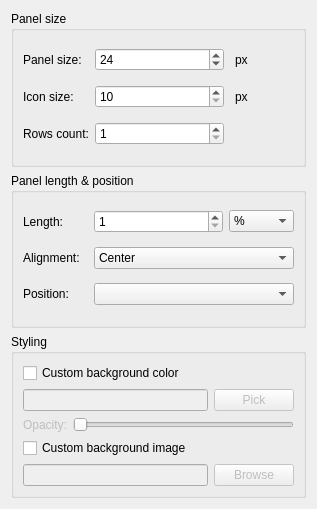
Above: panel/config/configpaneldialog.ui from lxqt/lxqt-panel before the change. Below: the same form after it.
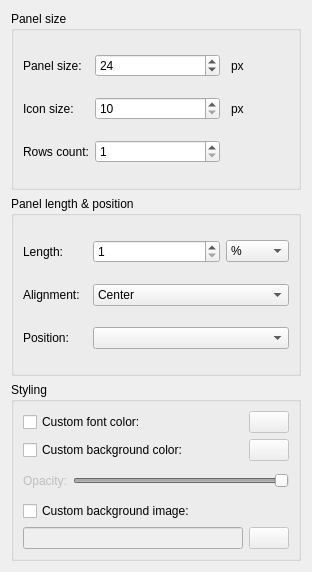
That is the form after the change. Icons and pictures are not drawn.

Commit message: Custom font color handling. Fixes #101.

What changed in the file:
```diff
--- a/panel/config/configpaneldialog.ui
+++ b/panel/config/configpaneldialog.ui
@@ -6,8 +6,8 @@
    <rect>
     <x>0</x>
     <y>0</y>
-    <width>317</width>
-    <height>509</height>
+    <width>312</width>
+    <height>572</height>
    </rect>
   </property>
   <property name="sizePolicy">
@@ -209,25 +209,77 @@
       <item row="0" column="0">
        <widget class="QCheckBox" name="checkBox_customColor">
         <property name="text">
-         <string>Custom background color</string>
+         <string>Custom font color:</string>
+        </property>
+       </widget>
+      </item>
+      <item row="0" column="1">
+       <widget class="QPushButton" name="pushButton_customFontColor">
+        <property name="enabled">
+         <bool>false</bool>
+        </property>
+        <property name="text">
+         <string/>
+        </property>
+        <property name="icon">
+         <iconset theme="color-picker">
+          <normaloff/>
+         </iconset>
+        </property>
+       </widget>
+      </item>
+      <item row="1" column="0">
+       <widget class="QCheckBox" name="checkBox_customBgColor">
+        <property name="text">
+         <string>Custom background color:</string>
+        </property>
+       </widget>
+      </item>
+      <item row="1" column="1">
+       <widget class="QPushButton" name="pushButton_customBgColor">
+        <property name="enabled">
+         <bool>false</bool>
+        </property>
+        <property name="text">
+         <string/>
+        </property>
+        <property name="icon">
+         <iconset theme="color-picker">
+          <normaloff/>
+         </iconset>
         </property>
        </widget>
       </item>
       <item row="3" column="0">
        <widget class="QCheckBox" name="checkBox_customImage">
         <property name="text">
-         <string>Custom background image</string>
+         <string>Custom background image:</string>
         </property>
        </widget>
       </item>
-      <item row="4" column="0" colspan="2">
-       <widget class="QLineEdit" name="lineEdit_customImage">
+      <item row="4" column="0">
+       <widget class="QLineEdit" name="lineEdit_customBgImage">
         <property name="enabled">
          <bool>false</bool>
         </property>
        </widget>
       </item>
-      <item row="2" column="0" colspan="3">
+      <item row="4" column="1">
+       <widget class="QPushButton" name="pushButton_customBgImage">
+        <property name="enabled">
+         <bool>false</bool>
+        </property>
+        <property name="text">
+         <string/>
+        </property>
+        <property name="icon">
+         <iconset theme="insert-image">
+          <normaloff/>
+         </iconset>
+        </property>
+       </widget>
+      </item>
+      <item row="2" column="0" colspan="2">
        <widget class="QWidget" name="widget" native="true">
         <layout class="QHBoxLayout" name="horizontalLayout">
          <property name="leftMargin">
@@ -260,6 +312,9 @@
            <property name="maximum">
             <number>100</number>
            </property>
+           <property name="value">
+            <number>100</number>
+           </property>
            <property name="orientation">
             <enum>Qt::Horizontal</enum>
            </property>
@@ -268,33 +323,6 @@
         </layout>
        </widget>
       </item>
-      <item row="1" column="2">
-       <widget class="QPushButton" name="pushButton_customColor">
-        <property name="enabled">
-         <bool>false</bool>
-        </property>
-        <property name="text">
-         <string>Pick</string>
-        </property>
-       </widget>
-      </item>
-      <item row="4" column="2">
-       <widget class="QPushButton" name="pushButton_customImage">
-        <property name="enabled">
-         <bool>false</bool>
-        </property>
-        <property name="text">
-         <string>Browse</string>
-        </property>
-       </widget>
-      </item>
-      <item row="1" column="0" colspan="2">
-       <widget class="QLineEdit" name="lineEdit_customColor">
-        <property name="enabled">
-         <bool>false</bool>
-        </property>
-       </widget>
-      </item>
      </layout>
     </widget>
    </item>
```
Left out of the diff: 92 changed lines with no effect on the pictures. The commit also changes 4 other files.
